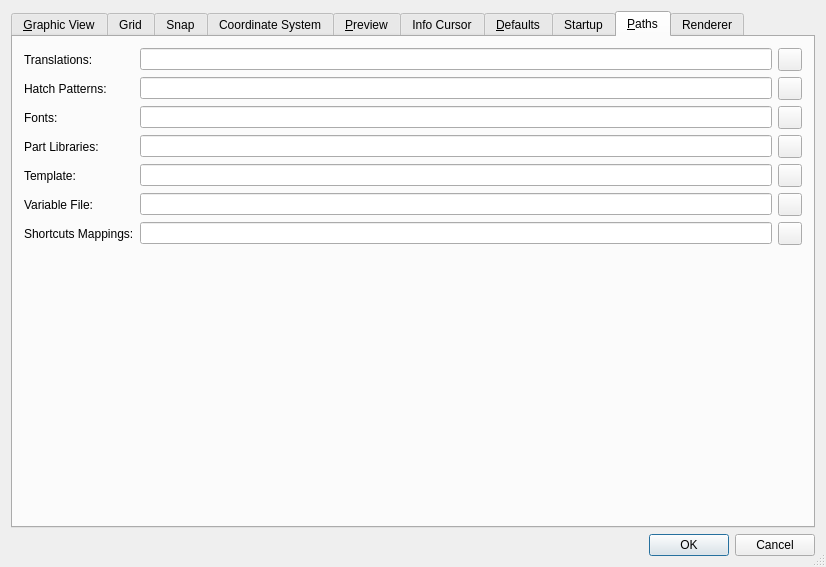
The window that librecad/src/ui/dialogs/settings/options_general/qg_dlgoptionsgeneral.ui (LibreCAD/LibreCAD) describes before a commit, drawn with Qt 5.
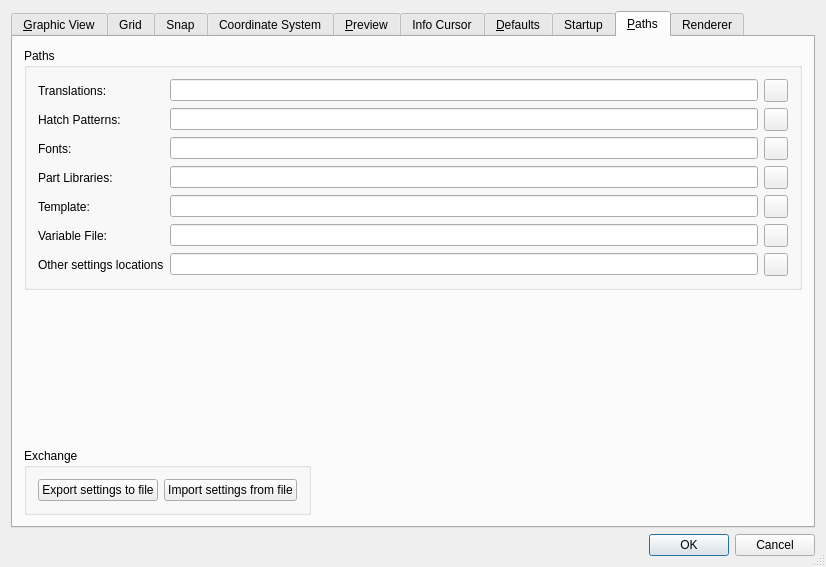
The same window after the commit. The open tabs and pages were chosen to show the change. Icons and pictures are not drawn. Custom widgets are drawn as their Qt base class.

```diff
--- a/librecad/src/ui/dialogs/settings/options_general/qg_dlgoptionsgeneral.ui
+++ b/librecad/src/ui/dialogs/settings/options_general/qg_dlgoptionsgeneral.ui
@@ -4920,7 +4920,240 @@
        <string>&amp;Paths</string>
       </attribute>
       <layout class="QGridLayout" name="gridLayout_18">
-       <item row="7" column="0">
+       <item row="8" column="0">
+        <widget class="QGroupBox" name="groupBox_27">
+         <property name="title">
+          <string>Exchange</string>
+         </property>
+         <layout class="QGridLayout" name="gridLayout_50">
+          <item row="0" column="0">
+           <widget class="QPushButton" name="pbExportSettings">
+            <property name="toolTip">
+             <string>Exports settings to the file.</string>
+            </property>
+            <property name="text">
+             <string>Export settings to file</string>
+            </property>
+           </widget>
+          </item>
+          <item row="0" column="1">
+           <widget class="QPushButton" name="pbImportSettings">
+            <property name="toolTip">
+             <string>Imports application's preferences from external file</string>
+            </property>
+            <property name="text">
+             <string>Import settings from file</string>
+            </property>
+           </widget>
+          </item>
+         </layout>
+        </widget>
+       </item>
+       <item row="6" column="0" colspan="3">
+        <widget class="QGroupBox" name="groupBox_28">
+         <property name="title">
+          <string>Paths</string>
+         </property>
+         <layout class="QGridLayout" name="gridLayout_51">
+          <item row="5" column="2">
+           <widget class="QToolButton" name="variablefile_button">
+            <property name="toolTip">
+             <string>Click to select file</string>
+            </property>
+            <property name="icon">
+             <iconset resource="../../../../../res/icons/icons.qrc">
+              <normaloff>:/icons/open.lci</normaloff>:/icons/open.lci</iconset>
+            </property>
+           </widget>
+          </item>
+          <item row="5" column="0">
+           <widget class="QLabel" name="label_4">
+            <property name="text">
+             <string>Variable File:</string>
+            </property>
+           </widget>
+          </item>
+          <item row="3" column="1">
+           <widget class="QLineEdit" name="lePathLibrary">
+            <property name="toolTip">
+             <string>&lt;html&gt;&lt;head/&gt;&lt;body&gt;&lt;p&gt;&lt;span style=&quot; font-family:'-apple-system','BlinkMacSystemFont','Segoe UI','Noto Sans','Helvetica','Arial','sans-serif','Apple Color Emoji','Segoe UI Emoji'; font-size:14px; color:#1f2328; background-color:#ffffff;&quot;&gt;Part library folder. The symbol library dxf files must be located in the subdirectories of this folder. The subfolder names will be displayed in the Library Browser.&lt;/span&gt;&lt;/p&gt;&lt;p&gt;&lt;span style=&quot; font-family:'-apple-system','BlinkMacSystemFont','Segoe UI','Noto Sans','Helvetica','Arial','sans-serif','Apple Color Emoji','Segoe UI Emoji'; font-size:14px; color:#1f2328; background-color:#ffffff;&quot;&gt;( Menu: Widgets &amp;gt; Dock Widgets &amp;gt; Library Browser)&lt;/span&gt;&lt;/p&gt;&lt;/body&gt;&lt;/html&gt;</string>
+            </property>
+           </widget>
+          </item>
+          <item row="4" column="2">
+           <widget class="QToolButton" name="btTemplate">
+            <property name="toolTip">
+             <string>Click to select directory</string>
+            </property>
+            <property name="icon">
+             <iconset resource="../../../../../res/icons/icons.qrc">
+              <normaloff>:/icons/open.lci</normaloff>:/icons/open.lci</iconset>
+            </property>
+           </widget>
+          </item>
+          <item row="5" column="1">
+           <widget class="QLineEdit" name="variablefile_field">
+            <property name="toolTip">
+             <string>Path to file with variables</string>
+            </property>
+           </widget>
+          </item>
+          <item row="1" column="0">
+           <widget class="QLabel" name="textLabel3">
+            <property name="text">
+             <string>Hatch Patterns:</string>
+            </property>
+            <property name="wordWrap">
+             <bool>false</bool>
+            </property>
+           </widget>
+          </item>
+          <item row="2" column="1">
+           <widget class="QLineEdit" name="lePathFonts">
+            <property name="toolTip">
+             <string>Path to folder with fonts</string>
+            </property>
+           </widget>
+          </item>
+          <item row="1" column="1">
+           <widget class="QLineEdit" name="lePathHatch">
+            <property name="toolTip">
+             <string>Path to folder with hatch patterns</string>
+            </property>
+           </widget>
+          </item>
+          <item row="2" column="0">
+           <widget class="QLabel" name="textLabel4">
+            <property name="text">
+             <string>Fonts:</string>
+            </property>
+            <property name="wordWrap">
+             <bool>false</bool>
+            </property>
+           </widget>
+          </item>
+          <item row="4" column="1">
+           <widget class="QLineEdit" name="leTemplate"/>
+          </item>
+          <item row="0" column="2">
+           <widget class="QToolButton" name="translation_button">
+            <property name="toolTip">
+             <string>Click to select directory</string>
+            </property>
+            <property name="text">
+             <string/>
+            </property>
+            <property name="icon">
+             <iconset resource="../../../../../res/icons/icons.qrc">
+              <normaloff>:/icons/open.lci</normaloff>:/icons/open.lci</iconset>
+            </property>
+           </widget>
+          </item>
+          <item row="2" column="2">
+           <widget class="QToolButton" name="fonts_button">
+            <property name="toolTip">
+             <string>Click to select directory</string>
+            </property>
+            <property name="icon">
+             <iconset resource="../../../../../res/icons/icons.qrc">
+              <normaloff>:/icons/open.lci</normaloff>:/icons/open.lci</iconset>
+            </property>
+           </widget>
+          </item>
+          <item row="1" column="2">
+           <widget class="QToolButton" name="hatchpatterns_button">
+            <property name="toolTip">
+             <string>Click to select directory</string>
+            </property>
+            <property name="text">
+             <string/>
+            </property>
+            <property name="icon">
+             <iconset resource="../../../../../res/icons/icons.qrc">
+              <normaloff>:/icons/open.lci</normaloff>:/icons/open.lci</iconset>
+            </property>
+           </widget>
+          </item>
+          <item row="3" column="0">
+           <widget class="QLabel" name="textLabel6">
+            <property name="text">
+             <string>Part Libraries:</string>
+            </property>
+            <property name="wordWrap">
+             <bool>false</bool>
+            </property>
+           </widget>
+          </item>
+          <item row="3" column="2">
+           <widget class="QToolButton" name="btPathLibrary">
+            <property name="toolTip">
+             <string>Click to select directory</string>
+            </property>
+            <property name="icon">
+             <iconset resource="../../../../../res/icons/icons.qrc">
+              <normaloff>:/icons/open.lci</normaloff>:/icons/open.lci</iconset>
+            </property>
+           </widget>
+          </item>
+          <item row="0" column="1">
+           <widget class="QLineEdit" name="lePathTranslations">
+            <property name="toolTip">
+             <string>Path to folder with translation files</string>
+            </property>
+           </widget>
+          </item>
+          <item row="0" column="0">
+           <widget class="QLabel" name="textLabel2">
+            <property name="text">
+             <string>Translations:</string>
+            </property>
+            <property name="wordWrap">
+             <bool>false</bool>
+            </property>
+           </widget>
+          </item>
+          <item row="4" column="0">
+           <widget class="QLabel" name="textLabel7">
+            <property name="text">
+             <string>Template:</string>
+            </property>
+            <property name="wordWrap">
+             <bool>false</bool>
+            </property>
+           </widget>
+          </item>
+          <item row="6" column="0">
+           <widget class="QLabel" name="label_8">
+            <property name="text">
+             <string>Other settings locations</string>
+            </property>
+           </widget>
+          </item>
+          <item row="6" column="1">
+           <widget class="QLineEdit" name="leOtherSettingsDirectory">
+            <property name="toolTip">
+             <string>Directory where various settings are located (shortcuts, workspaces, pens etc.)</string>
+            </property>
+           </widget>
+          </item>
+          <item row="6" column="2">
+           <widget class="QToolButton" name="tbOtherSettings">
+            <property name="toolTip">
+             <string>Click to select file</string>
+            </property>
+            <property name="text">
+             <string/>
+            </property>
+            <property name="icon">
+             <iconset resource="../../../../../res/icons/icons.qrc">
+              <normaloff>:/icons/open.lci</normaloff>:/icons/open.lci</iconset>
+            </property>
+           </widget>
+          </item>
+         </layout>
+        </widget>
+       </item>
+       <item row="7" column="2">
         <spacer name="verticalSpacer">
          <property name="orientation">
           <enum>Qt::Vertical</enum>
@@ -4933,200 +5166,18 @@
          </property>
         </spacer>
        </item>
-       <item row="3" column="0">
-        <widget class="QLabel" name="textLabel6">
-         <property name="text">
-          <string>Part Libraries:</string>
+       <item row="8" column="2">
+        <spacer name="horizontalSpacer_2">
+         <property name="orientation">
+          <enum>Qt::Horizontal</enum>
          </property>
-         <property name="wordWrap">
-          <bool>false</bool>
+         <property name="sizeHint" stdset="0">
+          <size>
+           <width>40</width>
+           <height>20</height>
+          </size>
          </property>
-        </widget>
-       </item>
-       <item row="1" column="2">
-        <widget class="QToolButton" name="hatchpatterns_button">
-         <property name="toolTip">
-          <string>Click to select directory</string>
-         </property>
-         <property name="text">
-          <string/>
-         </property>
-         <property name="icon">
-          <iconset resource="../../../../../res/icons/icons.qrc">
-           <normaloff>:/icons/open.svg</normaloff>:/icons/open.svg</iconset>
-         </property>
-        </widget>
-       </item>
-       <item row="5" column="2">
-        <widget class="QToolButton" name="variablefile_button">
-         <property name="toolTip">
-          <string>Click to select file</string>
-         </property>
-         <property name="icon">
-          <iconset resource="../../../../../res/icons/icons.qrc">
-           <normaloff>:/icons/open.svg</normaloff>:/icons/open.svg</iconset>
-         </property>
-        </widget>
-       </item>
-       <item row="0" column="0">
-        <widget class="QLabel" name="textLabel2">
-         <property name="text">
-          <string>Translations:</string>
-         </property>
-         <property name="wordWrap">
-          <bool>false</bool>
-         </property>
-        </widget>
-       </item>
-       <item row="2" column="2">
-        <widget class="QToolButton" name="fonts_button">
-         <property name="toolTip">
-          <string>Click to select directory</string>
-         </property>
-         <property name="icon">
-          <iconset resource="../../../../../res/icons/icons.qrc">
-           <normaloff>:/icons/open.svg</normaloff>:/icons/open.svg</iconset>
-         </property>
-        </widget>
-       </item>
-       <item row="4" column="2">
-        <widget class="QToolButton" name="btTemplate">
-         <property name="toolTip">
-          <string>Click to select directory</string>
-         </property>
-         <property name="icon">
-          <iconset resource="../../../../../res/icons/icons.qrc">
-           <normaloff>:/icons/open.svg</normaloff>:/icons/open.svg</iconset>
-         </property>
-        </widget>
-       </item>
-       <item row="3" column="1">
-        <widget class="QLineEdit" name="lePathLibrary">
-         <property name="toolTip">
-          <string>&lt;html&gt;&lt;head/&gt;&lt;body&gt;&lt;p&gt;&lt;span style=&quot; font-family:'-apple-system','BlinkMacSystemFont','Segoe UI','Noto Sans','Helvetica','Arial','sans-serif','Apple Color Emoji','Segoe UI Emoji'; font-size:14px; color:#1f2328; background-color:#ffffff;&quot;&gt;Part library folder. The symbol library dxf files must be located in the subdirectories of this folder. The subfolder names will be displayed in the Library Browser.&lt;/span&gt;&lt;/p&gt;&lt;p&gt;&lt;span style=&quot; font-family:'-apple-system','BlinkMacSystemFont','Segoe UI','Noto Sans','Helvetica','Arial','sans-serif','Apple Color Emoji','Segoe UI Emoji'; font-size:14px; color:#1f2328; background-color:#ffffff;&quot;&gt;( Menu: Widgets &amp;gt; Dock Widgets &amp;gt; Library Browser)&lt;/span&gt;&lt;/p&gt;&lt;/body&gt;&lt;/html&gt;</string>
-         </property>
-        </widget>
-       </item>
-       <item row="4" column="1">
-        <widget class="QLineEdit" name="leTemplate"/>
-       </item>
-       <item row="0" column="1">
-        <widget class="QLineEdit" name="lePathTranslations">
-         <property name="toolTip">
-          <string>Path to folder with translation files</string>
-         </property>
-        </widget>
-       </item>
-       <item row="2" column="0">
-        <widget class="QLabel" name="textLabel4">
-         <property name="text">
-          <string>Fonts:</string>
-         </property>
-         <property name="wordWrap">
-          <bool>false</bool>
-         </property>
-        </widget>
-       </item>
-       <item row="6" column="0">
-        <widget class="QLabel" name="label_8">
-         <property name="text">
-          <string>Shortcuts Mappings:</string>
-         </property>
-        </widget>
-       </item>
-       <item row="5" column="1">
-        <widget class="QLineEdit" name="variablefile_field">
-         <property name="toolTip">
-          <string>Path to file with variables</string>
-         </property>
-        </widget>
-       </item>
-       <item row="1" column="1">
-        <widget class="QLineEdit" name="lePathHatch">
-         <property name="toolTip">
-          <string>Path to folder with hatch patterns</string>
-         </property>
-        </widget>
-       </item>
-       <item row="6" column="1">
-        <widget class="QLineEdit" name="leShortcutsMappingDirectory">
-         <property name="toolTip">
-          <string>Path to file with keyboard shortcuts mapping variables</string>
-         </property>
-        </widget>
-       </item>
-       <item row="1" column="0">
-        <widget class="QLabel" name="textLabel3">
-         <property name="text">
-          <string>Hatch Patterns:</string>
-         </property>
-         <property name="wordWrap">
-          <bool>false</bool>
-         </property>
-        </widget>
-       </item>
-       <item row="6" column="2">
-        <widget class="QToolButton" name="tbShortcuts">
-         <property name="toolTip">
-          <string>Click to select file</string>
-         </property>
-         <property name="text">
-          <string/>
-         </property>
-         <property name="icon">
-          <iconset resource="../../../../../res/icons/icons.qrc">
-           <normaloff>:/icons/open.svg</normaloff>:/icons/open.svg</iconset>
-         </property>
-        </widget>
-       </item>
-       <item row="0" column="2">
-        <widget class="QToolButton" name="translation_button">
-         <property name="toolTip">
-          <string>Click to select directory</string>
-         </property>
-         <property name="text">
-          <string/>
-         </property>
-         <property name="icon">
-          <iconset resource="../../../../../res/icons/icons.qrc">
-           <normaloff>:/icons/open.svg</normaloff>:/icons/open.svg</iconset>
-         </property>
-        </widget>
-       </item>
-       <item row="3" column="2">
-        <widget class="QToolButton" name="btPathLibrary">
-         <property name="toolTip">
-          <string>Click to select directory</string>
-         </property>
-         <property name="icon">
-          <iconset resource="../../../../../res/icons/icons.qrc">
-           <normaloff>:/icons/open.svg</normaloff>:/icons/open.svg</iconset>
-         </property>
-        </widget>
-       </item>
-       <item row="4" column="0">
-        <widget class="QLabel" name="textLabel7">
-         <property name="text">
-          <string>Template:</string>
-         </property>
-         <property name="wordWrap">
-          <bool>false</bool>
-         </property>
-        </widget>
-       </item>
-       <item row="5" column="0">
-        <widget class="QLabel" name="label_4">
-         <property name="text">
-          <string>Variable File:</string>
-         </property>
-        </widget>
-       </item>
-       <item row="2" column="1">
-        <widget class="QLineEdit" name="lePathFonts">
-         <property name="toolTip">
-          <string>Path to folder with fonts</string>
-         </property>
-        </widget>
+        </spacer>
        </item>
       </layout>
      </widget>
```
Left out of the diff: 512 changed lines with no effect on the pictures.
